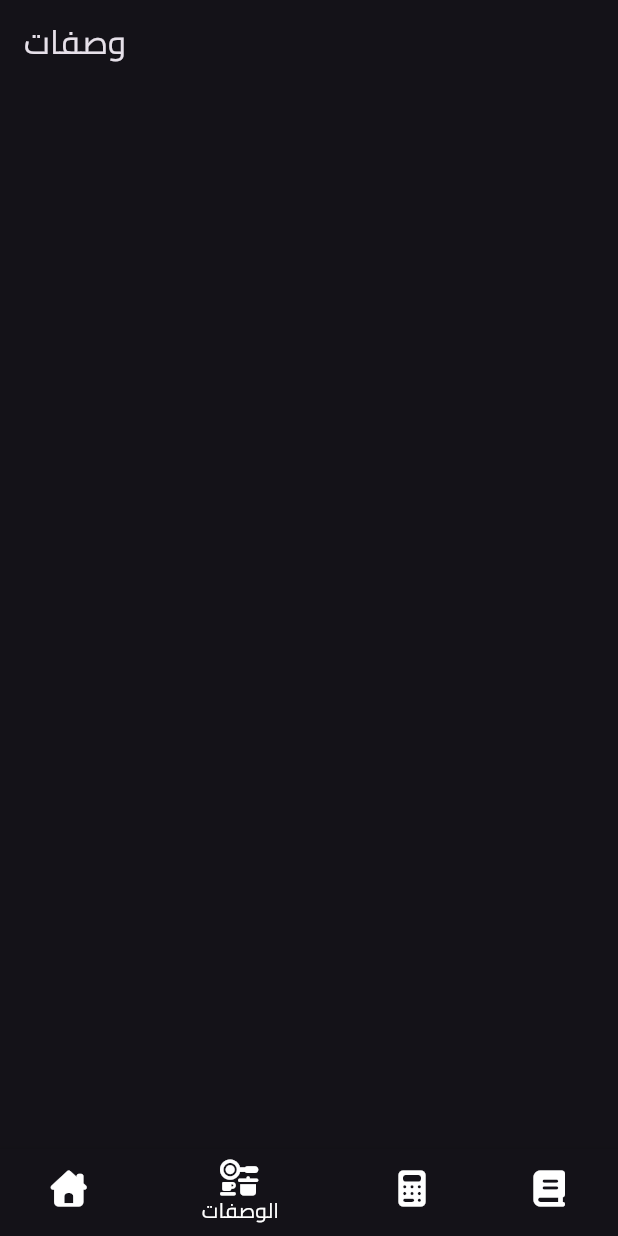
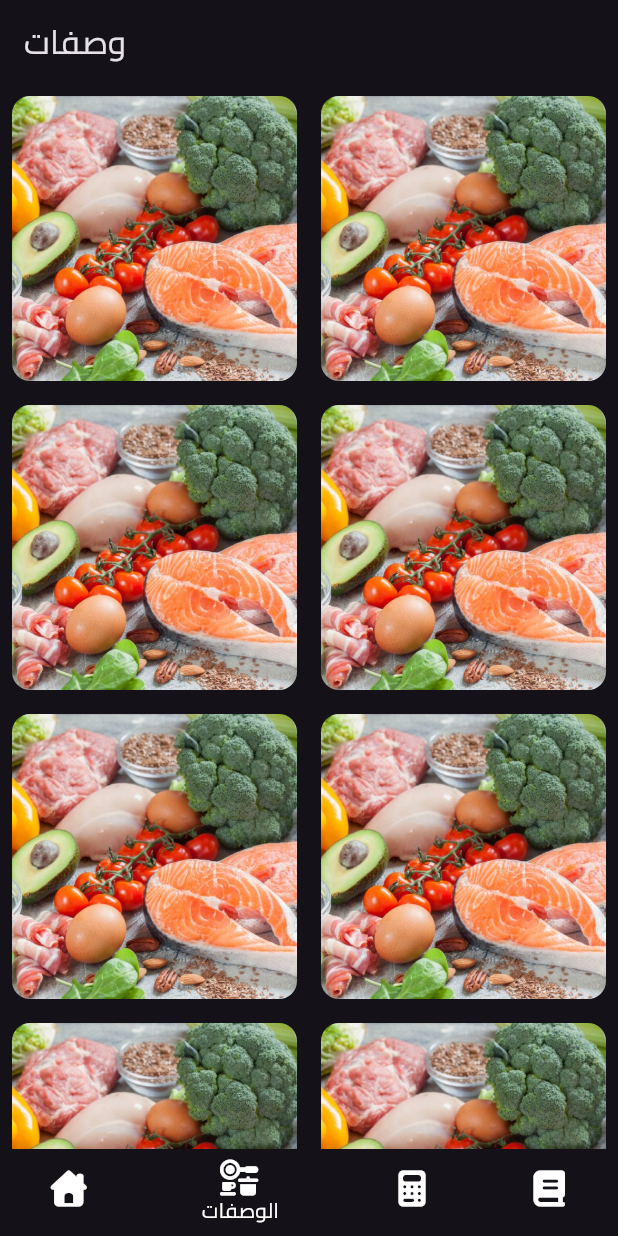
Before and after one commit to moshehata7/keto_diet_app, a Flutter app: the screen it shows after launch, item 2 of the bottom bar chosen, on a phone screen of 412 x 824 dp. Run offline on Flutter 3.47's test engine with Material 3 defaults, Android fonts, the light colour scheme and no system bars; our stand-ins replace font_awesome_flutter.

Commit message:
create food , fitness and questions screens

```diff
--- a/lib/presentation/pages/macros_details_screen.dart
+++ b/lib/presentation/pages/macros_details_screen.dart
@@ -12,7 +12,7 @@ class MacrosDetailsScreen extends StatelessWidget {
       body: Column(
         mainAxisAlignment: MainAxisAlignment.center,
         children: [
-          Text(" ... لمعرفة سعراتك من البروتين والدهون و الكاربوهيدرات "),
+          Text(".. لمعرفة سعراتك و نسبك من البروتين والدهون و الكاربوهيدرات "),
           Text(" دخل سعرات ثباتك اللي حسبتها"),
           CustomTextField(
             keyboardType: TextInputType.number,
--- a/lib/presentation/pages/recipe_screen.dart
+++ b/lib/presentation/pages/recipe_screen.dart
@@ -1,3 +1,4 @@
+import 'package:diey_app/presentation/widgets/image_category.dart';
 import 'package:flutter/material.dart';
 
 class RecipeScreen extends StatelessWidget {
@@ -6,8 +7,15 @@ class RecipeScreen extends StatelessWidget {
   @override
   Widget build(BuildContext context) {
     return Scaffold(
-        appBar: AppBar(
-        title: Text("وصفات "),
+      appBar: AppBar(title: Text("وصفات ")),
+      body: GridView.builder(
+        gridDelegate: SliverGridDelegateWithFixedCrossAxisCount(
+          crossAxisCount: 2,
+        ),
+        itemBuilder: (context, index) {
+          return ImageCategory(image: "assets/images/ideal-protein-diet-VA-768x512.jpg",
+           onTap: () {});
+        },
       ),
     );
   }
```
Also changed, not shown: lib/presentation/pages/fitness_screen.dart (added, +14 -0 lines), lib/presentation/pages/home_screen.dart (+6 -3 lines), lib/presentation/pages/keto_food_screen.dart (added, +14 -0 lines), lib/presentation/pages/questions_screens.dart (added, +14 -0 lines), 2 other files.
